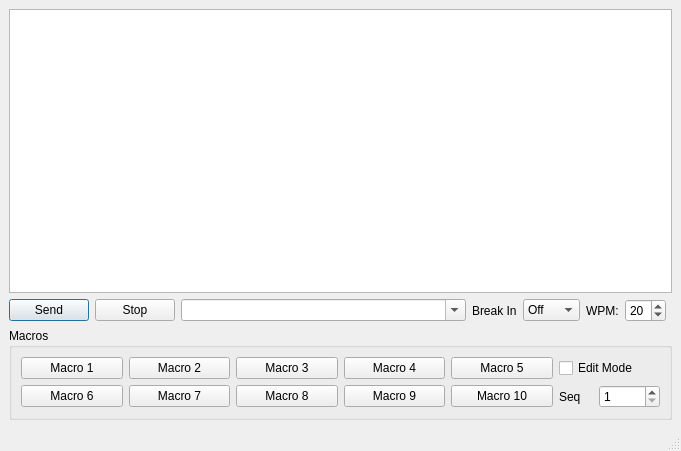
First picture: the form in cwsender.ui, repository adecarolis/wfweb, before the edit.
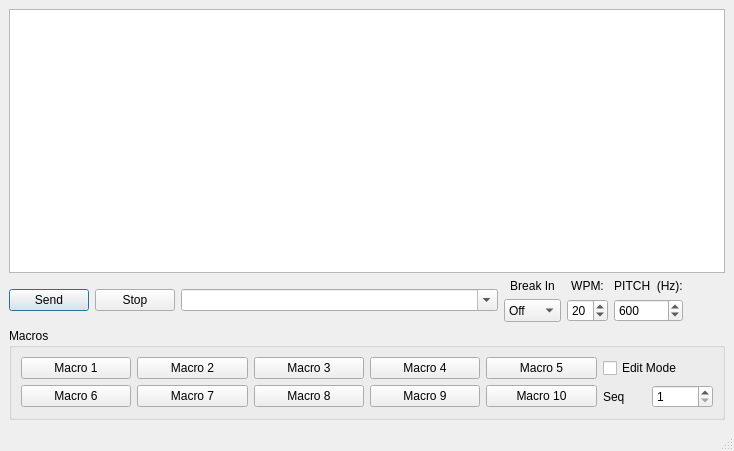
Second picture: the form after the edit.

Commit message: Add CW Speed spinbox to CW sender

Diff of the .ui file:
```diff
--- a/cwsender.ui
+++ b/cwsender.ui
@@ -6,7 +6,7 @@
    <rect>
     <x>0</x>
     <y>0</y>
-    <width>681</width>
+    <width>636</width>
     <height>451</height>
    </rect>
   </property>
@@ -18,23 +18,7 @@
   </property>
   <widget class="QWidget" name="centralwidget">
    <layout class="QGridLayout" name="gridLayout">
-    <item row="0" column="0" colspan="8">
-     <widget class="QPlainTextEdit" name="transcriptText">
-      <property name="focusPolicy">
-       <enum>Qt::NoFocus</enum>
-      </property>
-      <property name="toolTip">
-       <string>CW Transmission Transcript</string>
-      </property>
-      <property name="undoRedoEnabled">
-       <bool>false</bool>
-      </property>
-      <property name="readOnly">
-       <bool>true</bool>
-      </property>
-     </widget>
-    </item>
-    <item row="2" column="0" colspan="8">
+    <item row="3" column="0" colspan="12">
      <widget class="QGroupBox" name="groupBox">
       <property name="title">
        <string>Macros</string>
@@ -177,45 +161,6 @@
       </layout>
      </widget>
     </item>
-    <item row="1" column="3">
-     <widget class="QLabel" name="label_2">
-      <property name="text">
-       <string>Break In</string>
-      </property>
-     </widget>
-    </item>
-    <item row="1" column="1">
-     <widget class="QPushButton" name="stopBtn">
-      <property name="toolTip">
-       <string>Stop sending CW</string>
-      </property>
-      <property name="text">
-       <string>Stop</string>
-      </property>
-     </widget>
-    </item>
-    <item row="1" column="4">
-     <widget class="QComboBox" name="breakinCombo">
-      <property name="toolTip">
-       <string>&lt;html&gt;&lt;head/&gt;&lt;body&gt;&lt;p&gt;Set the desired break-in mode:&lt;/p&gt;&lt;p&gt;1. None: You must manually key and unkey the radio.&lt;/p&gt;&lt;p&gt;2. Semi: Transmit is automatic and switches to receive at the end of the text.&lt;/p&gt;&lt;p&gt;3. Full: Same as semi, but with breaks between characters when possible.&lt;/p&gt;&lt;/body&gt;&lt;/html&gt;</string>
-      </property>
-      <item>
-       <property name="text">
-        <string>Off</string>
-       </property>
-      </item>
-      <item>
-       <property name="text">
-        <string>Semi</string>
-       </property>
-      </item>
-      <item>
-       <property name="text">
-        <string>Full</string>
-       </property>
-      </item>
-     </widget>
-    </item>
     <item row="1" column="2">
      <widget class="QComboBox" name="textToSendEdit">
       <property name="sizePolicy">
@@ -238,29 +183,6 @@
       </property>
      </widget>
     </item>
-    <item row="1" column="5">
-     <widget class="QLabel" name="label">
-      <property name="text">
-       <string>WPM:</string>
-      </property>
-     </widget>
-    </item>
-    <item row="1" column="6">
-     <widget class="QSpinBox" name="wpmSpin">
-      <property name="toolTip">
-       <string>Set the Words Per Minute</string>
-      </property>
-      <property name="minimum">
-       <number>6</number>
-      </property>
-      <property name="maximum">
-       <number>48</number>
-      </property>
-      <property name="value">
-       <number>20</number>
-      </property>
-     </widget>
-    </item>
     <item row="1" column="0">
      <widget class="QPushButton" name="sendBtn">
       <property name="text">
@@ -274,6 +196,144 @@
       </property>
      </widget>
     </item>
+    <item row="0" column="0" colspan="12">
+     <widget class="QPlainTextEdit" name="transcriptText">
+      <property name="focusPolicy">
+       <enum>Qt::NoFocus</enum>
+      </property>
+      <property name="toolTip">
+       <string>CW Transmission Transcript</string>
+      </property>
+      <property name="undoRedoEnabled">
+       <bool>false</bool>
+      </property>
+      <property name="readOnly">
+       <bool>true</bool>
+      </property>
+     </widget>
+    </item>
+    <item row="1" column="1">
+     <widget class="QPushButton" name="stopBtn">
+      <property name="toolTip">
+       <string>Stop sending CW</string>
+      </property>
+      <property name="text">
+       <string>Stop</string>
+      </property>
+     </widget>
+    </item>
+    <item row="1" column="3" colspan="2">
+     <layout class="QGridLayout" name="gridLayout_3">
+      <property name="sizeConstraint">
+       <enum>QLayout::SetMinimumSize</enum>
+      </property>
+      <item row="3" column="0">
+       <widget class="QComboBox" name="breakinCombo">
+        <property name="sizePolicy">
+         <sizepolicy hsizetype="MinimumExpanding" vsizetype="Minimum">
+          <horstretch>0</horstretch>
+          <verstretch>0</verstretch>
+         </sizepolicy>
+        </property>
+        <property name="toolTip">
+         <string>&lt;html&gt;&lt;head/&gt;&lt;body&gt;&lt;p&gt;Set the desired break-in mode:&lt;/p&gt;&lt;p&gt;1. None: You must manually key and unkey the radio.&lt;/p&gt;&lt;p&gt;2. Semi: Transmit is automatic and switches to receive at the end of the text.&lt;/p&gt;&lt;p&gt;3. Full: Same as semi, but with breaks between characters when possible.&lt;/p&gt;&lt;/body&gt;&lt;/html&gt;</string>
+        </property>
+        <item>
+         <property name="text">
+          <string>Off</string>
+         </property>
+        </item>
+        <item>
+         <property name="text">
+          <string>Semi</string>
+         </property>
+        </item>
+        <item>
+         <property name="text">
+          <string>Full</string>
+         </property>
+        </item>
+       </widget>
+      </item>
+      <item row="1" column="1">
+       <widget class="QLabel" name="label">
+        <property name="text">
+         <string>WPM:</string>
+        </property>
+        <property name="alignment">
+         <set>Qt::AlignCenter</set>
+        </property>
+       </widget>
+      </item>
+      <item row="3" column="1">
+       <widget class="QSpinBox" name="wpmSpin">
+        <property name="sizePolicy">
+         <sizepolicy hsizetype="MinimumExpanding" vsizetype="Minimum">
+          <horstretch>0</horstretch>
+          <verstretch>0</verstretch>
+         </sizepolicy>
+        </property>
+        <property name="toolTip">
+         <string>Set the Words Per Minute</string>
+        </property>
+        <property name="minimum">
+         <number>6</number>
+        </property>
+        <property name="maximum">
+         <number>48</number>
+        </property>
+        <property name="value">
+         <number>20</number>
+        </property>
+       </widget>
+      </item>
+      <item row="1" column="0">
+       <widget class="QLabel" name="label_2">
+        <property name="text">
+         <string>Break In</string>
+        </property>
+        <property name="alignment">
+         <set>Qt::AlignCenter</set>
+        </property>
+       </widget>
+      </item>
+      <item row="3" column="2">
+       <widget class="QSpinBox" name="pitchSpin">
+        <property name="sizePolicy">
+         <sizepolicy hsizetype="MinimumExpanding" vsizetype="Minimum">
+          <horstretch>0</horstretch>
+          <verstretch>0</verstretch>
+         </sizepolicy>
+        </property>
+        <property name="minimum">
+         <number>300</number>
+        </property>
+        <property name="maximum">
+         <number>900</number>
+        </property>
+        <property name="singleStep">
+         <number>5</number>
+        </property>
+        <property name="stepType">
+         <enum>QAbstractSpinBox::DefaultStepType</enum>
+        </property>
+        <property name="value">
+         <number>600</number>
+        </property>
+       </widget>
+      </item>
+      <item row="1" column="2">
+       <widget class="QLabel" name="label_4">
+        <property name="text">
+         <string>PITCH  (Hz):</string>
+        </property>
+        <property name="alignment">
+         <set>Qt::AlignCenter</set>
+        </property>
+       </widget>
+      </item>
+     </layout>
+    </item>
    </layout>
   </widget>
   <widget class="QStatusBar" name="statusbar"/>
```
The commit also changes 6 other files.
